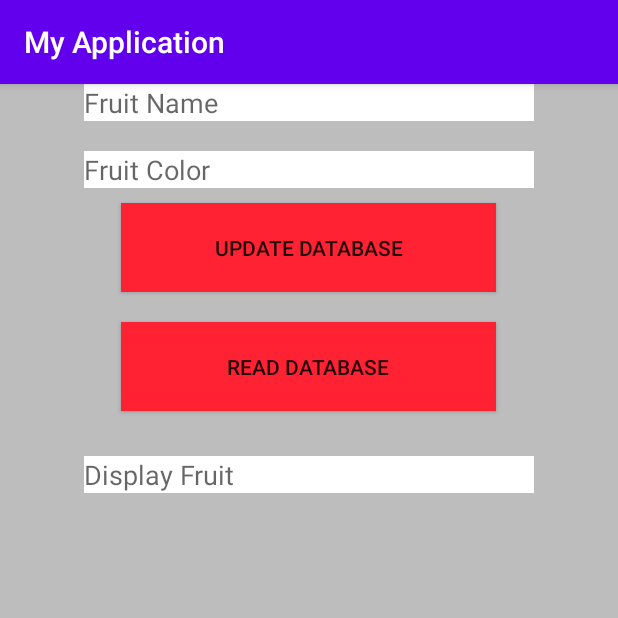
After one commit to BILLXZY1215/Android-Starter, an Android app: the DBActivity screen opened directly, with no data from a screen before it, on a phone screen of 412 x 824 dp, the top half of it. The commit adds this screen. Run offline under Robolectric (Android 15) with nearby library versions, the phone set to English and light mode, and no system bars.

Commit message:
Lab7 Database

```diff
--- a/app/src/main/AndroidManifest.xml
+++ b/app/src/main/AndroidManifest.xml
@@ -42,5 +42,8 @@
         <activity android:name=".ServiceActivity"
             android:exported="true">
         </activity>
+        <activity android:name=".DBActivity"
+            android:exported="true">
+        </activity>
     </application>
 </manifest>
--- /dev/null
+++ b/app/src/main/java/com/example/myapplication/DBActivity.java
@@ -0,0 +1,65 @@
+package com.example.myapplication;
+
+import android.database.sqlite.SQLiteDatabase;
+import android.os.Bundle;
+import android.view.LayoutInflater;
+import android.view.View;
+import android.widget.Button;
+import android.widget.EditText;
+import android.widget.ListView;
+import android.widget.SimpleCursorAdapter;
+
+import androidx.appcompat.app.AppCompatActivity;
+
+public class DBActivity extends AppCompatActivity implements View.OnClickListener{
+    private Button updateDBBtn;
+    private Button readDBBtn;
+    DBHelper mDbHelper;
+//    SQLiteDatabase mDb;
+
+    @Override
+    protected void onCreate(Bundle savedInstanceState) {
+        super.onCreate(savedInstanceState);
+        setContentView(R.layout.db);
+//        setContentView(LayoutInflater.from(this).inflate(R.layout.db, null, false));
+        updateDBBtn = findViewById(R.id.updateDB);
+        readDBBtn = findViewById(R.id.readDB);
+        updateDBBtn.setOnClickListener(this);
+        readDBBtn.setOnClickListener(this);
+
+        mDbHelper = new DBHelper(this);
+    }
+
+    @Override
+    public void onClick(View view) {
+        switch (view.getId()) {
+            case R.id.updateDB:
+                updateDB(view);
+                break;
+            case R.id.readDB:
+                readDB(view);
+                break;
+            default:
+                break;
+        }
+    }
+
+    public void updateDB(View v){
+        EditText fruitName = (EditText)findViewById(R.id.fruitName);
+        EditText fruitColor = (EditText)findViewById(R.id.fruitColor);
+        String fN = fruitName.getText().toString();
+        String fC = fruitColor.getText().toString();
+//        mDb.execSQL("INSERT INTO FruitList (name, color) " + "VALUES " +"('" + fN + "','" + fC + "');");
+        mDbHelper.updateFruit(fN, fC);
+    }
+
+    public void readDB(View v){
+        EditText displayFruit = (EditText)findViewById(R.id.displayFruit);
+        String res = mDbHelper.readFruit();
+        displayFruit.setText(res);
+
+        ListView listView = (ListView)findViewById(R.id.dbListView);
+        SimpleCursorAdapter mDataAdapter = mDbHelper.mapping(this);
+        listView.setAdapter(mDataAdapter);
+    }
+}
--- /dev/null
+++ b/app/src/main/java/com/example/myapplication/DBHelper.java
@@ -0,0 +1,89 @@
+package com.example.myapplication;
+
+import android.content.ContentValues;
+import android.content.Context;
+import android.database.Cursor;
+import android.database.sqlite.SQLiteDatabase;
+import android.database.sqlite.SQLiteOpenHelper;
+import android.util.Log;
+import android.widget.SimpleCursorAdapter;
+
+public class DBHelper extends SQLiteOpenHelper {
+    private final String TAG = this.getClass().getName();
+    public static final String TABLE_NAME = "FruitList";
+    public static final String KEY_ID = "_id";
+    public static final String KEY_SUB1 = "name";
+    public static final String KEY_SUB2 = "color";
+    private static final int DATABASE_VERSION = 1;
+
+    SQLiteDatabase db;
+
+    public DBHelper(Context context) {
+        super(context, context.getString(R.string.app_db_name), null, DATABASE_VERSION);
+        db = this.getWritableDatabase();
+        onCreate(db);
+    }
+
+    @Override
+    public void onCreate(SQLiteDatabase db) {
+        db.execSQL("DROP TABLE IF EXISTS " + TABLE_NAME);
+        String query = "CREATE TABLE " + TABLE_NAME + " (" +
+                KEY_ID + " INTEGER PRIMARY KEY AUTOINCREMENT, " +
+                KEY_SUB1 + " TEXT," +
+                KEY_SUB2 + " TEXT)";
+        db.execSQL(query);
+
+        Log.d(TAG, "Table Created!");
+    }
+
+    @Override
+    public void onUpgrade(SQLiteDatabase db, int oldVersion, int newVersion) {
+        // this method is called to check if the table exists already.
+        db.execSQL("DROP TABLE IF EXISTS " + TABLE_NAME);
+        onCreate(db);
+    }
+
+    public void updateFruit(String fruitName, String fruitColor){
+        ContentValues values = new ContentValues();
+        values.put(KEY_SUB1, fruitName);
+        values.put(KEY_SUB2, fruitColor);
+        db.insert(TABLE_NAME, null, values);
+        Log.d(TAG, "Fruit Inserted!");
+    }
+
+    public String readFruit(){
+        String res = "";
+        Cursor c = db.query("FruitList", new String[] { KEY_ID, KEY_SUB1, KEY_SUB2 }, null, null, null,
+                null, null);
+        if(c.moveToFirst()) {
+            do{
+                int id = c.getInt(0);
+                String name = c.getString(1);
+                String color = c.getString(2);
+                res = res + id + " " + name + " " + color + " \n";
+            }while(c.moveToNext());
+        }
+        return res;
+    }
+
+    public SimpleCursorAdapter mapping(Context context){
+        Cursor c = db.query("FruitList", new String[] { KEY_ID, KEY_SUB1, KEY_SUB2 }, null, null, null,
+                null, null);
+        String[] columns = new String[]{ KEY_SUB1,
+                KEY_SUB2
+        };
+        int[] uiMapping = new int[]{
+                R.id.DBListNameView, R.id.DBListColorView,
+        };
+
+        SimpleCursorAdapter mDataAdapter = new SimpleCursorAdapter( context, R.layout.db_list,
+                c,
+                columns,
+                uiMapping,
+                0
+        );
+
+        return mDataAdapter;
+
+    }
+}
--- /dev/null
+++ b/app/src/main/res/layout/db.xml
@@ -0,0 +1,65 @@
+<?xml version="1.0" encoding="utf-8"?>
+<LinearLayout xmlns:android="http://schemas.android.com/apk/res/android"
+    android:layout_width="match_parent"
+    android:layout_height="match_parent"
+    android:orientation="vertical"
+    android:background="#bdbdbd"
+    >
+    <EditText
+        android:id="@+id/fruitName"
+        android:layout_height="wrap_content"
+        android:layout_width="300dp"
+        android:hint="Fruit Name"
+        android:layout_gravity="center"
+        android:background="#fff"
+        />
+    <EditText
+        android:id="@+id/fruitColor"
+        android:layout_marginTop="20dp"
+        android:layout_height="wrap_content"
+        android:layout_width="300dp"
+        android:hint="Fruit Color"
+        android:layout_gravity="center"
+        android:background="#fff"
+        />
+    <Button
+        android:layout_gravity="center"
+        android:id="@+id/updateDB"
+        android:layout_width="250dp"
+        android:layout_height="wrap_content"
+        android:background="#FF23"
+        android:layout_margin="10dp"
+        android:text="Update Database"
+        android:padding="20dp"
+        />
+    <Button
+        android:layout_gravity="center"
+        android:id="@+id/readDB"
+        android:layout_width="250dp"
+        android:layout_height="wrap_content"
+        android:background="#FF23"
+        android:layout_margin="10dp"
+        android:text="Read Database"
+        android:padding="20dp"
+        />
+    <EditText
+        android:id="@+id/displayFruit"
+        android:layout_marginTop="20dp"
+        android:layout_height="wrap_content"
+        android:layout_width="300dp"
+        android:hint="Display Fruit"
+        android:editable="false"
+        android:layout_gravity="center"
+        android:background="#fff"
+        />
+    <ListView
+        android:id="@+id/dbListView"
+        android:layout_width="300dp"
+        android:layout_height="wrap_content"
+        android:layout_gravity="center"
+        android:layout_margin="20dp"
+        android:background="#aaa"
+        android:divider="@android:color/holo_red_dark"
+        android:dividerHeight="3dp"
+        />
+</LinearLayout>
--- a/app/src/main/res/values/strings.xml
+++ b/app/src/main/res/values/strings.xml
@@ -2,4 +2,5 @@
     <string name="app_name">My Application</string>
     <string name="img_url">https://s1.ax1x.com/2022/03/08/bcWeXD.png</string>
     <string name="download_url">https://www.cs.nott.ac.uk/~pszmdf/g53mdp/index.html</string>
+    <string name="app_db_name">lab7_db</string>
 </resources>
```
Also changed, not shown: app/src/main/java/com/example/myapplication/MainActivity.java (+11 -0 lines), app/src/main/res/layout/activity_main.xml (+10 -0 lines), app/src/main/res/layout/db_list.xml (added, +18 -0 lines).
